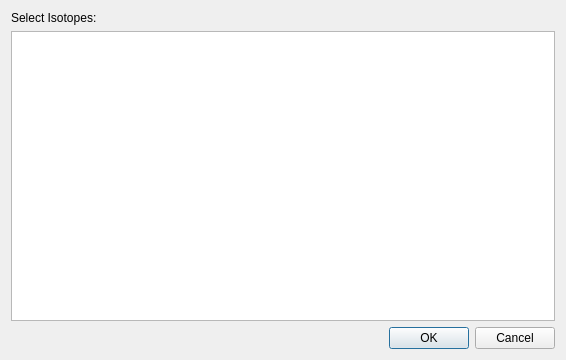
This is src/ZapMeNotQt/ui/IsotopeSelector.ui in AlanFord/ZapMeNotQt as Qt 5 draws it before an edit. The edited form follows.
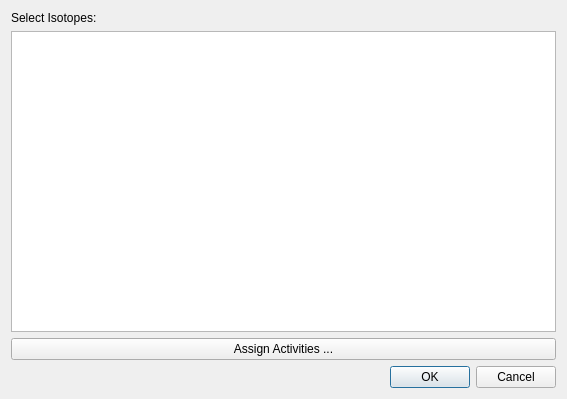
This is the edited form.

Commit message: Invoke activities dialog from a button in the isotope picker

The edit to the form file:
```diff
--- a/src/ZapMeNotQt/ui/IsotopeSelector.ui
+++ b/src/ZapMeNotQt/ui/IsotopeSelector.ui
@@ -6,8 +6,8 @@
    <rect>
     <x>0</x>
     <y>0</y>
-    <width>566</width>
-    <height>360</height>
+    <width>567</width>
+    <height>399</height>
    </rect>
   </property>
   <property name="windowTitle">
@@ -31,6 +31,13 @@
      </attribute>
     </widget>
    </item>
+   <item>
+    <widget class="QPushButton" name="pushButton">
+     <property name="text">
+      <string>Assign Activities ...</string>
+     </property>
+    </widget>
+   </item>
    <item>
     <widget class="QDialogButtonBox" name="buttonBox">
      <property name="orientation">
```
The commit also changes 3 other files.
